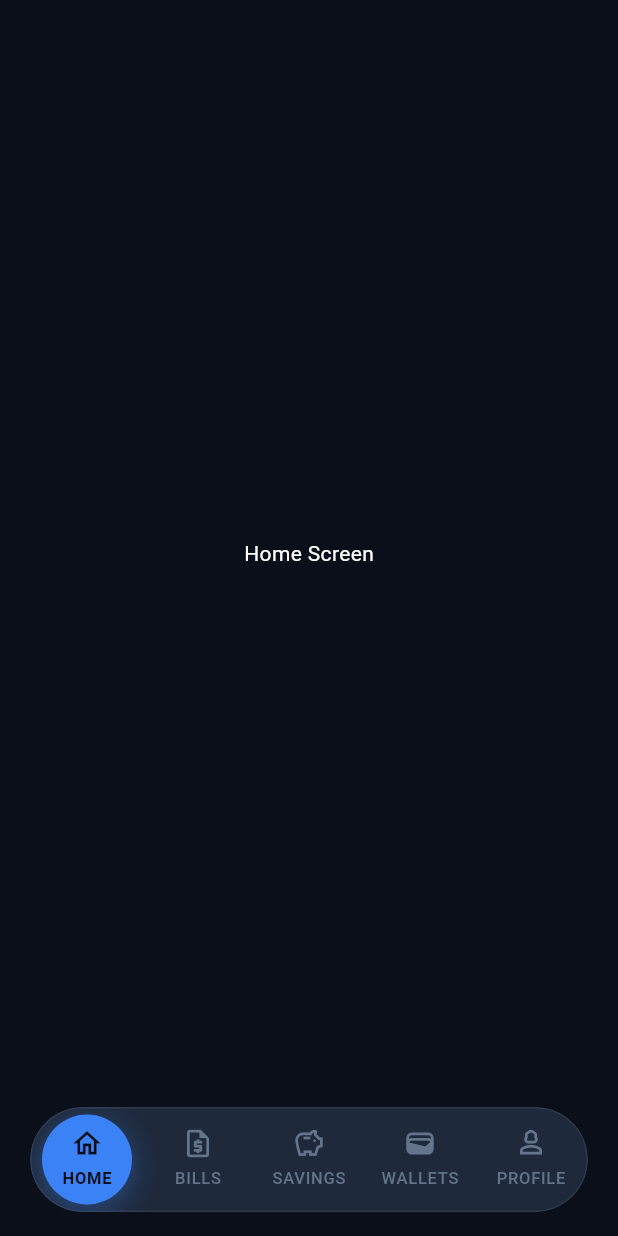
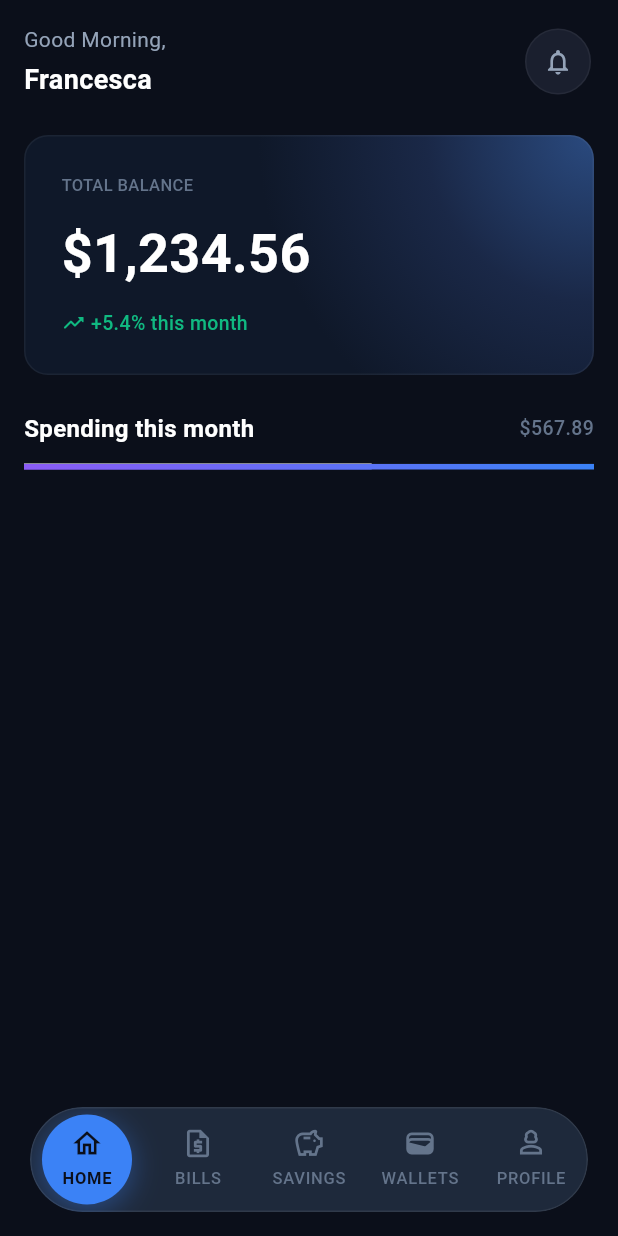
Before and after one commit to francescaac190/myfinanceapp, a Flutter app: the screen it shows after launch, on a phone screen of 412 x 824 dp. Run offline on Flutter 3.47's test engine with Material 3 defaults, Android fonts, the phone set to English and light mode, and no system bars; our stand-ins replace go_router, hive, hive_flutter, syncfusion_flutter_charts; accounts and stored records are empty.

Commit message:
feat: implement HomeHeader and BalanceCard widgets for enhanced home screen layout

```diff
--- a/lib/features/home/presentation/screens/home_screen.dart
+++ b/lib/features/home/presentation/screens/home_screen.dart
@@ -1,13 +1,68 @@
 import 'package:flutter/material.dart';
+import '../../../../core/index.dart';
+import '../widgets/balance_card.dart';
+import '../widgets/home_header.dart';
 
 class HomeScreen extends StatelessWidget {
   const HomeScreen({super.key});
 
   @override
   Widget build(BuildContext context) {
-    return const SafeArea(
-      child: Center(
-        child: Text('Home Screen'),
+    return SafeArea(
+      child: SingleChildScrollView(
+        padding: const EdgeInsets.all(16.0),
+        child: Column(
+          children: [
+            HomeHeader(userName: 'Francesca'),
+            SizedBox(height: 24),
+            BalanceCard(
+              balance: '\$1,234.56',
+              change: ' +5.4%',
+            ),
+            SizedBox(height: 24),
+            Column(
+              children: [
+                Row(
+                  mainAxisAlignment: MainAxisAlignment.spaceBetween,
+                  children: [
+                    Text('Spending this month',
+                        style: TextStyle(
+                            fontSize: 16, fontWeight: FontWeight.bold)),
+                    SizedBox(height: 12),
+                    Text('\$567.89',
+                        style: TextStyle(
+                          fontSize: 13,
+                          fontWeight: FontWeight.w500,
+                          color: AppColors.textMuted,
+                        )),
+                  ],
+                ),
+                SizedBox(height: 12),
+                ShaderMask(
+                  shaderCallback: (bounds) => const LinearGradient(
+                    colors: [Color(0xFF8B5CF6), Color(0xFF3B82F6)],
+                  ).createShader(bounds),
+                  blendMode: BlendMode.srcIn,
+                  child: LinearProgressIndicator(
+                    value: 0.61,
+                    backgroundColor: const Color(0xFF1E2536),
+                    valueColor: const AlwaysStoppedAnimation(Colors.white),
+                  ),
+                ),
+                // ProgressIndicatorTheme(
+                //   data: ProgressIndicatorThemeData(
+                //     color: AppColors.accentGreen,
+                //     linearTrackColor: AppColors.bgCard,
+                //     linearMinHeight: 8,
+                //   ),
+                //   child: LinearProgressIndicator(
+                //     value: 0.45,
+                //   ),
+                // )
+              ],
+            ),
+          ],
+        ),
       ),
     );
   }
--- /dev/null
+++ b/lib/features/home/presentation/widgets/balance_card.dart
@@ -0,0 +1,75 @@
+import 'package:flutter/material.dart';
+import '../../../../core/index.dart';
+
+class BalanceCard extends StatelessWidget {
+  final String balance;
+  final String change;
+  const BalanceCard({
+    super.key,
+    required this.balance,
+    required this.change,
+  });
+
+  @override
+  Widget build(BuildContext context) {
+    return Container(
+      width: double.infinity,
+      padding: const EdgeInsets.all(24),
+      decoration: BoxDecoration(
+        color: AppColors.bgPrimary,
+        borderRadius: BorderRadius.circular(16),
+        border: Border.all(
+          color: AppColors.borderCard,
+          width: 1,
+        ),
+        gradient: const RadialGradient(
+          center: Alignment.topRight,
+          radius: 1.4,
+          colors: [
+            Color(0xFF2A4A7F), // azul claro (el "punto de luz")
+            Color(0xFF1A2847), // azul medio
+            Color(0xFF0F1829), // azul muy oscuro (casi negro)
+          ],
+          stops: [0.0, 0.5, 1.0],
+        ),
+      ),
+      child: Column(
+        crossAxisAlignment: CrossAxisAlignment.start,
+        children: [
+          Text(
+            'TOTAL BALANCE',
+            style: TextStyle(
+                fontSize: 11,
+                fontWeight: FontWeight.w500,
+                color: AppColors.textMuted),
+          ),
+          SizedBox(height: 12),
+          Text(
+            balance,
+            style: TextStyle(
+                fontSize: 36,
+                fontWeight: FontWeight.bold,
+                color: AppColors.textPrimary),
+          ),
+          SizedBox(height: 12),
+          Row(
+            children: [
+              Icon(
+                Icons.trending_up_rounded,
+                size: 16,
+                color: AppColors.accentGreen,
+              ),
+              Text(
+                '$change this month',
+                style: TextStyle(
+                    fontSize: 13,
+                    fontWeight: FontWeight.w500,
+                    color: AppColors.accentGreen),
+              ),
+            ],
+          )
+        ],
+      ),
+    );
+  }
+}
--- /dev/null
+++ b/lib/features/home/presentation/widgets/home_header.dart
@@ -0,0 +1,57 @@
+import 'package:flutter/material.dart';
+
+import '../../../../core/index.dart';
+
+class HomeHeader extends StatelessWidget {
+  final String userName;
+  const HomeHeader({
+    super.key,
+    required this.userName,
+  });
+
+  @override
+  Widget build(BuildContext context) {
+    return Row(
+      mainAxisAlignment: MainAxisAlignment.spaceBetween,
+      children: [
+        Column(
+          crossAxisAlignment: CrossAxisAlignment.start,
+          children: [
+            Text(
+              'Good Morning,',
+              style: TextStyle(
+                fontSize: 14,
+                color: AppColors.textSecondary,
+              ),
+            ),
+            SizedBox(height: 4),
+            Text(
+              userName,
+              style: TextStyle(fontSize: 18, fontWeight: FontWeight.bold),
+            ),
+          ],
+        ),
+        IconButton(
+            onPressed: () {
+              print('Notification Icon Pressed');
+            },
+            style: ElevatedButton.styleFrom(
+              backgroundColor: AppColors.bgCard,
+              shape: RoundedRectangleBorder(
+                borderRadius: BorderRadius.circular(100),
+                side: BorderSide(
+                  color: AppColors.borderCard,
+                  width: 1,
+                ),
+              ),
+              padding: const EdgeInsets.all(12),
+            ),
+            icon: const Icon(
+              Icons.notifications_outlined,
+              color: AppColors.textSecondary,
+              size: 20,
+            ))
+      ],
+    );
+  }
+}
```
